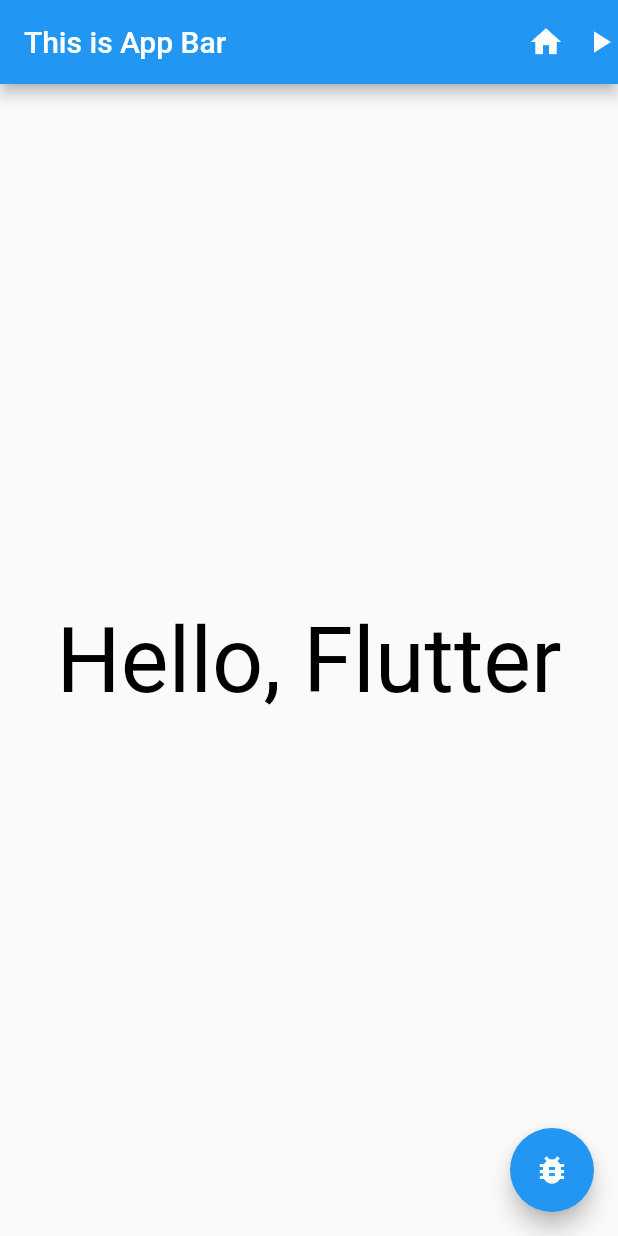
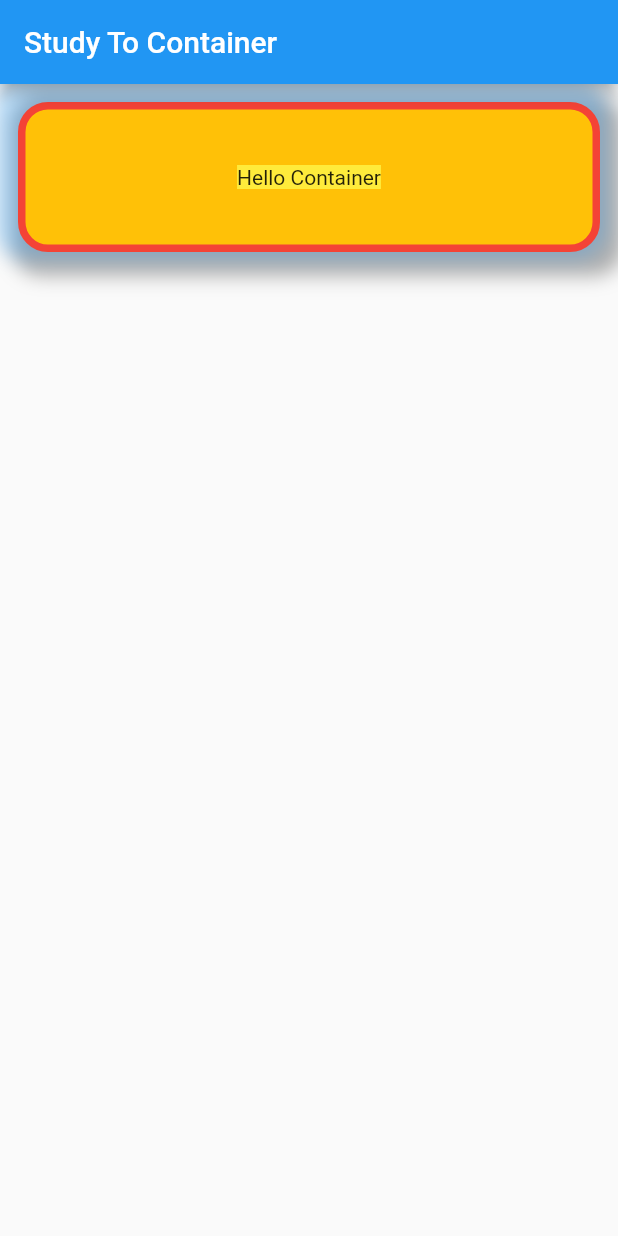
Before and after one commit to khoon9/practice-flutter, a Flutter app: the screen it shows after launch, on a phone screen of 412 x 824 dp. Run offline on Flutter 3.47's test engine with Material 2 defaults, Android fonts, the light colour scheme and no system bars.

Commit message:
feat: add the contents practiced in lectures 04(about flutter widget 03)

```diff
--- a/flutter_project01/lib/main.dart
+++ b/flutter_project01/lib/main.dart
@@ -5,40 +5,38 @@ void main(){
       MaterialApp(
         home: Scaffold(
           appBar: AppBar(
-            actions: [
-              IconButton(icon: Icon(Icons.home), onPressed: (){
-                print("Tab!");
-              },),
-              Icon(Icons.play_arrow)
-            ],
-            centerTitle: false,
-            title: Text('This is App Bar')
+            title: Text("Study To Container"),
           ),
-          body: TestWidget(),
-          floatingActionButton: FloatingActionButton(
-            child: Icon(Icons.bug_report),
-            onPressed: (){
-              print("Tab! FAB!");
-            },
-          ),
-        )
+          body: CustomContainer(),
+        ),
+
     )
   );
 }
 
-class TestWidget extends StatelessWidget {
-  const TestWidget({super.key});
+class CustomContainer extends StatelessWidget {
+  const CustomContainer({super.key});
 
   @override
   Widget build(BuildContext context) {
-    return Scaffold(
-        body: SafeArea(
-        child: Center(
-          child: Text("Hello, Flutter", style: TextStyle(
-            fontSize: 60,
-            color: Colors.black
-    )),
-        ),
-    ));
+    return Container(
+      width: double.infinity,
+      height: 100,
+      // color: Colors.red.shade200,
+      padding: EdgeInsets.fromLTRB(10, 10, 10, 10),
+      margin: EdgeInsets.symmetric(vertical: 12,horizontal: 12),
+      decoration: BoxDecoration(
+        color: Colors.amber,
+        border: Border.all(color: Colors.red, width: 5, style: BorderStyle.solid),
+        borderRadius: BorderRadius.circular(20),
+        boxShadow: [
+          BoxShadow(color: Colors.black.withOpacity(0.3), offset: Offset(6,6), blurRadius: 10, spreadRadius: 10),
+          BoxShadow(color: Colors.blue.withOpacity(0.3), offset: Offset(-6,-6), blurRadius: 10, spreadRadius: 10),
+        ]
+      ),
+      child: Center(child: Container(
+          color: Colors.yellow,
+          child: Text("Hello Container"))),
+    );
   }
 }
```
